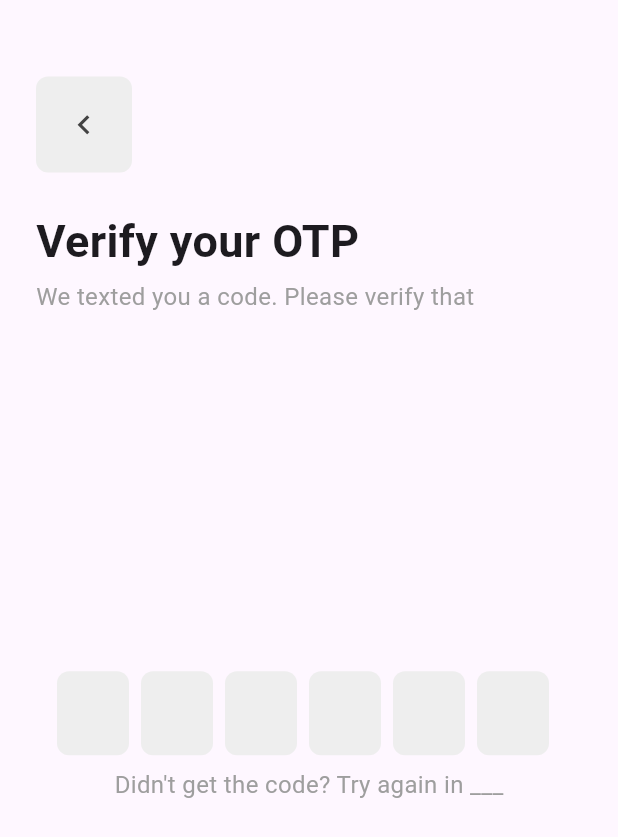
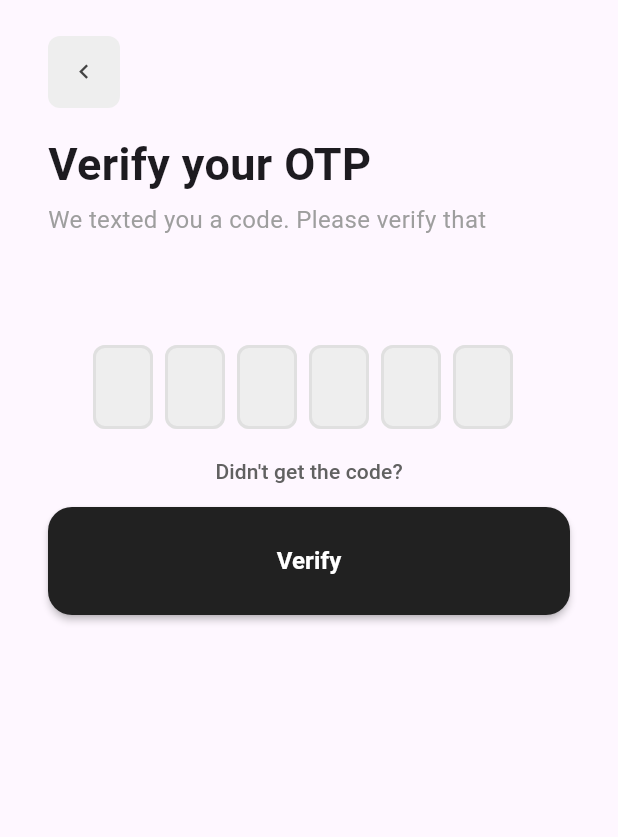
Before and after one commit to Aadv1k/Project_CampusPilot, a Flutter app: the OtpVerifyView screen opened directly, on a phone screen of 412 x 824 dp. Shown: the top 837 px of the screen. Run offline on Flutter 3.47's test engine with Material 3 defaults, Android fonts, the phone set to English and light mode, and no system bars; drawn by our look-alikes of flutter_otp_text_field; our stand-ins replace flutter_svg, google_fonts, mask_text_input_formatter.

Commit message:
Handle errors, edge cases in the OTP view

```diff
--- a/app/lib/components/button.dart
+++ b/app/lib/components/button.dart
@@ -1,34 +1,44 @@
 import 'package:app/utils/colors.dart';
 import 'package:app/utils/sizes.dart';
+import 'package:flutter/cupertino.dart';
 import 'package:flutter/material.dart';
 
 class PrimaryButton extends StatelessWidget {
   final VoidCallback? onPressed;
   final double height;
-  final Color color;
   final double width;
   final String text;
+  final bool isLoading;
 
-  const PrimaryButton(
-      {super.key,
+  const PrimaryButton({
+    super.key,
     required this.width,
     required this.text,
     this.onPressed,
     this.height = 72.0,
-      this.color = CustomPalette.black});
+    this.isLoading = false,
+  });
 
   @override
   Widget build(BuildContext context) {
     return MaterialButton(
       height: height,
-      onPressed: onPressed,
+      color: CustomPalette.black,
+      disabledColor: Colors.black45,
+      onPressed: isLoading ? null : onPressed,
       disabledElevation: 0,
-      color: color,
       minWidth: width,
       textColor: Colors.white,
       shape: RoundedRectangleBorder(
           borderRadius: BorderRadius.circular(Spacing.md)),
-      child: Text(text,
+      child: isLoading
+          ? const SizedBox(
+              width: 24,
+              height: 24,
+              child: CircularProgressIndicator(
+                valueColor: AlwaysStoppedAnimation<Color>(Colors.white),
+              ))
+          : Text(text,
               style: const TextStyle(
                   fontSize: FontSize.md, fontWeight: FontWeight.bold)),
     );
--- a/app/lib/views/otp_verify_view.dart
+++ b/app/lib/views/otp_verify_view.dart
@@ -1,3 +1,5 @@
+import 'dart:async';
+
 import 'package:app/components/button.dart';
 import 'package:app/utils/colors.dart';
 import 'package:app/utils/sizes.dart';
@@ -12,13 +14,68 @@ class OtpVerifyView extends StatefulWidget {
 }
 
 class _OtpVerifyViewState extends State<OtpVerifyView> {
+  bool _otpLoading = false;
+  bool hasError = false;
+  String? errorMessage = "";
+  String _otp = '';
+  bool _resendButtonEnabled = true;
+  int _resendTimer = 0;
+
+  void _sendOtpAndUpdate() {
+    setState(() {
+      _otpLoading = true;
+      hasError = false;
+    });
+
+    // Simulate an API call
+    Future.delayed(const Duration(seconds: 2), () {
+      setState(() {
+        _otpLoading = false;
+        hasError = true;
+        errorMessage =
+            "Unable to send OTP due to internal error, please try again later";
+      });
+
+      // Handle successful OTP submission here
+      // For example, navigate to another screen
+    });
+  }
+
+  void _handleOtpSubmit(String otpStr) {
+    _sendOtpAndUpdate();
+  }
+
+  void _startResendTimer() {
+    setState(() {
+      _resendButtonEnabled = false;
+      _resendTimer = 120;
+    });
+
+    Timer.periodic(const Duration(seconds: 1), (timer) {
+      setState(() {
+        if (_resendTimer > 0) {
+          _resendTimer--;
+        } else {
+          _resendButtonEnabled = true;
+          timer.cancel();
+        }
+      });
+    });
+  }
+
+  void _handleResend() {
+    _sendOtpAndUpdate();
+    _startResendTimer();
+  }
+
   @override
   Widget build(BuildContext context) {
     return Scaffold(
+      resizeToAvoidBottomInset: true,
       body: SafeArea(
         child: Padding(
           padding: const EdgeInsets.symmetric(
-          vertical: Spacing.xxl, horizontal: Spacing.lg),
+              vertical: Spacing.lg, horizontal: Spacing.xl),
           child: Column(
             crossAxisAlignment: CrossAxisAlignment.start,
             children: [
@@ -29,48 +86,90 @@ class _OtpVerifyViewState extends State<OtpVerifyView> {
                 },
                 backgroundColor: Colors.grey.shade200,
                 iconColor: Colors.grey.shade800,
-            size: 64,
+                size: 48,
               ),
-          const SizedBox(height: Spacing.lg),
+              const SizedBox(height: Spacing.md),
               const Text("Verify your OTP",
                   style: TextStyle(
                       fontSize: FontSize.xxxl, fontWeight: FontWeight.bold)),
               const SizedBox(height: Spacing.xs),
               Text(
                 "We texted you a code. Please verify that",
-            style:
-                TextStyle(fontSize: FontSize.md, color: Colors.grey.shade500),
+                style: TextStyle(
+                    fontSize: FontSize.md, color: Colors.grey.shade500),
               ),
+              const SizedBox(height: Spacing.sm),
               Expanded(
+                child: SingleChildScrollView(
                   child: Column(
-                crossAxisAlignment: CrossAxisAlignment.center,
                     mainAxisAlignment: MainAxisAlignment.center,
                     children: [
+                      const SizedBox(height: 64),
                       OtpTextField(
                         numberOfFields: 6,
                         showFieldAsBox: true,
                         borderRadius:
                             const BorderRadius.all(Radius.circular(Spacing.sm)),
-                    fieldWidth: 48,
+                        onSubmit: _handleOtpSubmit,
+                        onCodeChanged: (value) {
+                          setState(() {
+                            _otp = value;
+                          });
+                        },
                         borderColor: Colors.transparent,
-                    enabledBorderColor: Colors.transparent,
+                        enabledBorderColor: Colors.grey.shade300,
+                        focusedBorderColor: CustomPalette.black,
+                        disabledBorderColor: Colors.grey.shade400,
                         filled: true,
                         fillColor: Colors.grey.shade200,
-                    focusedBorderColor: CustomPalette.black,
                         textStyle: TextStyle(
                             fontSize: FontSize.md,
                             fontWeight: FontWeight.bold,
                             color: Colors.grey.shade600),
+                        enabled: !_otpLoading,
                       ),
-                  const SizedBox(height: Spacing.sm),
-                  Text("Didn't get the code? Try again in ___",
+                      const SizedBox(height: Spacing.xs),
+                      TextButton(
+                        onPressed: _resendButtonEnabled ? _handleResend : null,
+                        child: Text(
+                          _resendButtonEnabled
+                              ? "Didn't get the code?"
+                              : "Resend in $_resendTimer",
                           style: TextStyle(
-                          fontSize: FontSize.md, color: Colors.grey.shade500))
-                  // Login Button
-                ]),
-          )
+                            fontSize: FontSize.sm,
+                            color: _resendButtonEnabled
+                                ? Colors.grey.shade700
+                                : Colors.grey.shade500,
+                          ),
+                        ),
+                      ),
+                      PrimaryButton(
+                        width: double.infinity,
+                        text: "Verify",
+                        onPressed: () => _handleOtpSubmit(_otp),
+                        isLoading: _otpLoading,
+                      ),
+                      if (hasError)
+                        Padding(
+                          padding:
+                              const EdgeInsets.symmetric(vertical: Spacing.sm),
+                          child: Text(
+                            errorMessage ?? "",
+                            textAlign: TextAlign.center,
+                            style: const TextStyle(
+                              color: Colors.red,
+                              fontSize: FontSize.sm,
+                            ),
+                          ),
+                        ),
                     ],
                   ),
-    )));
+                ),
+              ),
+            ],
+          ),
+        ),
+      ),
+    );
   }
 }
```
Lines whose indentation alone changed are shown as unchanged.
